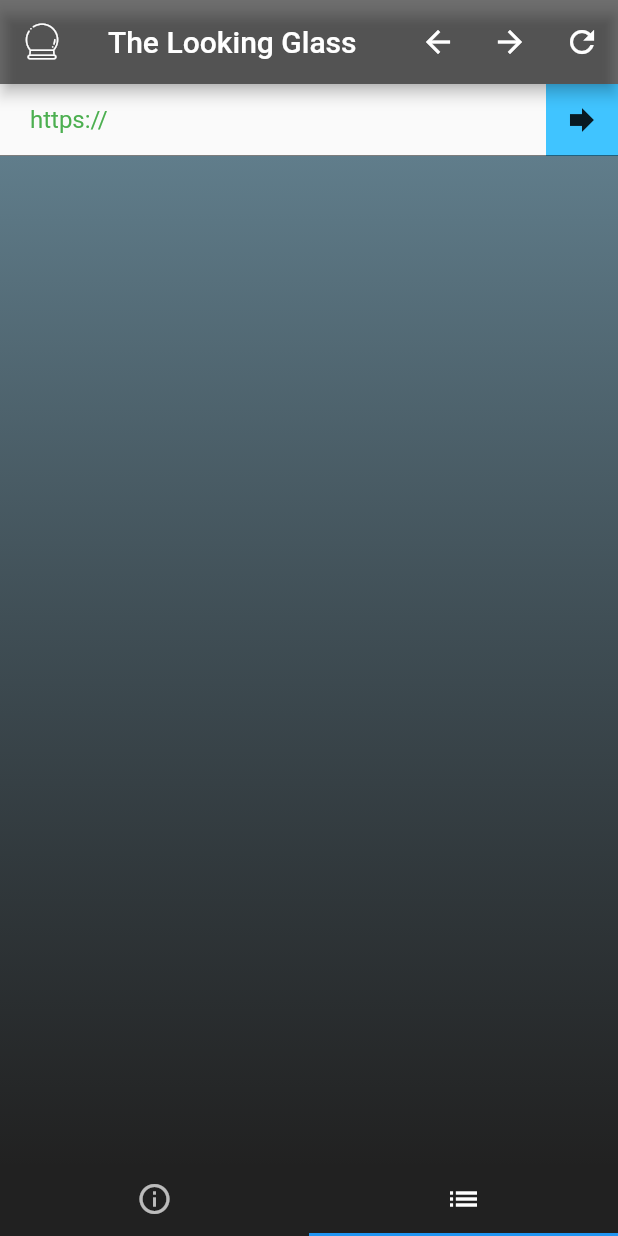
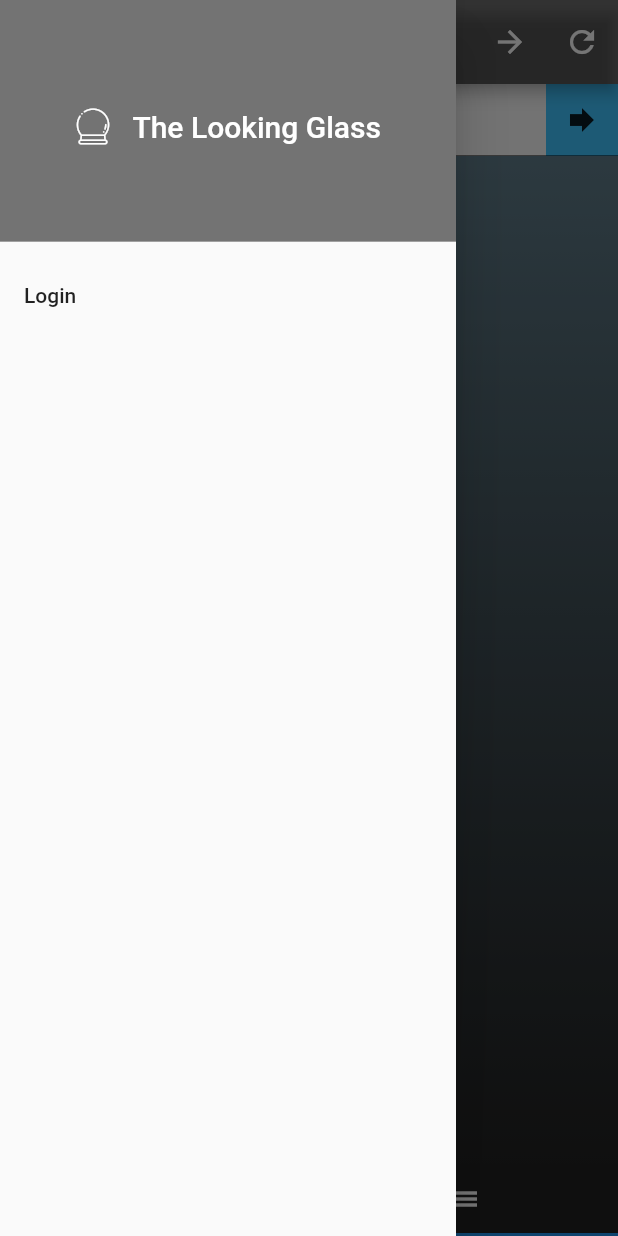
Before and after one commit to BlueRaccoonTech/looking-glass, a Flutter app: the screen it shows after launch, with the side drawer open (before the commit the screen has no drawer), on a phone screen of 412 x 824 dp. Run offline on Flutter 3.47's test engine with Material 2 defaults, Android fonts, the phone set to English and light mode, and no system bars; our stand-ins replace flutter_markdown, progress_dialog, shared_preferences, uni_links; missing offline and left inert: html2md; statements that could not run were skipped.

Commit message:
It's broken, who could've guessed? :V

```diff
--- a/lib/interface.dart
+++ b/lib/interface.dart
@@ -7,6 +7,7 @@ import 'looking_glass_icons.dart' as AppLogo;
 import 'settings.dart';
 
 final specifyAnInstance = TextEditingController();
+final logIntoAnInstance = TextEditingController();
 
 TextSpan makeURL(String linkText, String linkUrl, BuildContext context) {
   return TextSpan(
--- a/lib/main.dart
+++ b/lib/main.dart
@@ -12,6 +12,7 @@ import 'interface.dart';
 import 'settings.dart';
 import 'mstdn_login.dart';
 import 'dart:async';
+import 'loginScreen.dart';
 
 import 'package:flutter_markdown/flutter_markdown.dart';
 import 'package:progress_dialog/progress_dialog.dart';
@@ -20,6 +21,7 @@ import 'package:http/io_client.dart';
 import 'package:uni_links/uni_links.dart';
 
 import 'looking_glass_icons.dart' as AppLogo;
+IOClient legitHTTP = new IOClient();
 
 void main() => runApp(MyApp());
 
@@ -41,6 +43,26 @@ class MyListScreen extends StatefulWidget {
   createState() => _MyListScreenState();
 }
 
+void oauthWorkflow(String loggingInInstance) async {
+
+  checkLicenseCompliance(loggingInInstance);
+  if(!appRegistered || loginInstance != loggingInInstance) {
+    loginInstance = loggingInInstance;
+
+    FediApp appRegistration = await registerApp(legitHTTP);
+
+    appRegistered = true;
+    clientID = appRegistration.clientID;
+    clientSecret = appRegistration.clientSecret;
+    saveClientInfo();
+  }
+
+  String authorizeLink = protocol + loginInstance + "/oauth/authorize?"
+      "response_type=code&client_id=" + clientID + "&client_secret=" +
+      clientSecret + "&redirect_uri=" + redirectURI + "&scope=" + scopes;
+  launch(authorizeLink);
+}
+
 class _MyListScreenState extends State {
   List timeline = new List<Status>();
   StreamSubscription _subs;
@@ -50,7 +72,6 @@ class _MyListScreenState extends State {
   bool tlFetchInProgress = false;
   bool infoFetchInProgress = false;
   bool scrollToTopVisible = false;
-  IOClient legitHTTP = new IOClient();
 
   final errorSnackBar = SnackBar(
       content: Text(errorFetching,
@@ -185,25 +206,6 @@ class _MyListScreenState extends State {
       });
       saveLoginInfo();
     }
-  }
-
-  void oauthWorkflow() async {
-    // TODO: Add spot to specify login instance.
-    loginInstance = "transfurrmation.town";
-
-    checkLicenseCompliance(loginInstance);
-
-    FediApp appRegistration = await registerApp(legitHTTP);
-
-    appRegistered = true;
-    clientID = appRegistration.clientID;
-    clientSecret = appRegistration.clientSecret;
-    saveClientInfo();
-
-    String authorizeLink = protocol + loginInstance + "/oauth/authorize?"
-        "response_type=code&client_id=" + clientID + "&client_secret=" +
-        clientSecret + "&redirect_uri=" + redirectURI + "&scope=" + scopes;
-    launch(authorizeLink);
   }
 
   /// Login-pertinent stuff ends here.
@@ -480,6 +482,7 @@ class _MyListScreenState extends State {
   }
 
   dispose() {
+    logIntoAnInstance.dispose();
     specifyAnInstance.dispose();
     _plzScrollForMe.dispose();
     _disposeDeepLinkListener();
@@ -566,6 +569,48 @@ class _MyListScreenState extends State {
               ),
             ],
           ),
+
+          drawer: Drawer(
+            child: ListView(
+              padding: EdgeInsets.zero,
+              children: <Widget>[
+                DrawerHeader(
+                  child: Row(
+                    mainAxisAlignment: MainAxisAlignment.center,
+                    children: <Widget>[
+                      Icon(
+                        AppLogo.LookingGlass.crystal_ball,
+                        color: Colors.white,
+                      ),
+                      Text(
+                        "   The Looking Glass",
+                        style: TextStyle(
+                          color: Colors.white,
+                          fontSize: 20,
+                        ),
+                      ),
+                    ],
+                  ),
+                  decoration: BoxDecoration(
+                    color: headerColor,
+                  ),
+                ),
+                Visibility(
+                  visible: !(isAuthenticated ?? false),
+                  child: ListTile(
+                    title: Text('Login'),
+                    onTap: () {
+                      Navigator.push(
+                        context,
+                        MaterialPageRoute(builder: (context) => LoginPage()),
+                      );
+                    },
+                  ),
+                ),
+              ],
+            ),
+          ),
+
           body: Column(
             children: <Widget>[
               Row(
--- a/lib/mstdn_api.dart
+++ b/lib/mstdn_api.dart
@@ -21,8 +21,7 @@ class APIConnector {
     return client.get(latestURL);
   }
   static Future getInformation(IOClient client) {
-    saveTI();
-    instanceInfo = protocol + targetInstance + apiURL + instanceInfoPath;
+    instanceInfo = "https://" + targetInstance + apiURL + instanceInfoPath;
     return client.get(instanceInfo);
   }
 
@@ -32,7 +31,7 @@ class APIConnector {
     } else {
       if (selector == 0) {
         String urlOptions = "?maxPosts=" + maxPosts.toString();
-        latestHomeURL = protocol + loginInstance + apiURL + apiTimelinePath + "home" + urlOptions;
+        latestHomeURL = "https://" + loginInstance + apiURL + apiTimelinePath + "home" + urlOptions;
       } else if (selector == 1) {
         latestHomeURL = nextHomeURL;
       } else if (selector == 2) {
--- a/lib/settings.dart
+++ b/lib/settings.dart
@@ -18,7 +18,7 @@ final   teKey = 'tokenExpiryIn';
 final   mtKey = 'madeTokenAt';
 
 /// Preferences to be loaded...
-String  targetInstance;
+String  targetInstance = "mastodon.social";
 String  timelineType = "public";
 bool    localOnly = true;
 int     maxPosts = 20;
@@ -50,6 +50,8 @@ readPrefs() async {
   accessToken     = prefs.getString(atKey) ?? null;
   tokenExpiryIn   = prefs.getInt(teKey) ?? null;
   madeTokenAt     = prefs.getInt(mtKey) ?? null;
+  print(appRegistered);
+  print(isAuthenticated);
 }
 
 saveTI() async {
@@ -80,6 +82,7 @@ final String apiURL = "/api/v1/";
 final String apiTimelinePath = "timelines/";
 final String instanceInfoPath = "instance";
 final String sourceURL = "https://git.frinkel.tech/root/looking-glass";
+final String sourceURLEscaped = "https%3A%2F%2Fgit.frinkel.tech%2Froot%2Flooking-glass";
 final String appDescription = "A reconnaissance tool for quickly displaying public "
     "posts from any social media website compatible with the Mastodon API.";
 final RegExp urlGrabber = RegExp(r"(https?:\/\/(www\.)?[-a-zA-Z0-9@:%._\+~#=]{1,256}\.[a-zA-Z0-9()]{1,12}\b([-a-zA-Z0-9()@:%_\+.~#?&//=]*))");
@@ -88,11 +91,11 @@ final String emptyFetching = "Nothing new!";
 final String sameViewFetching = "Refreshing current page...";
 final List<String> nonCompliantInstances = ["gab.com","gab.ai"];
 
-final String clientName = "Looking Glass";
-final String redirectURI = "lglass://fedi-auth";
-final String scopes = "write read follow push";
+final String clientName = "Looking%20Glass";
+final String redirectURI = "lglass%3A%2F%2Ffedi-auth";
+final String scopes = "write%20read%20follow%20push";
 final String appRegisterPath = "/api/v1/apps?client_name=" + clientName +
-    "&redirect_uris=" + redirectURI + "&scopes=" + scopes + "&website=" + sourceURL;
+    "&redirect_uris=" + redirectURI + "&scopes=" + scopes + "&website=" + sourceURLEscaped;
 
 String nextURL = protocol + targetInstance + apiURL + apiTimelinePath + timelineType;
 String prevURL = protocol + targetInstance + apiURL + apiTimelinePath + timelineType;
```
Also changed, not shown: lib/loginScreen.dart (added, +68 -0 lines), lib/mstdn_login.dart (+10 -6 lines).
